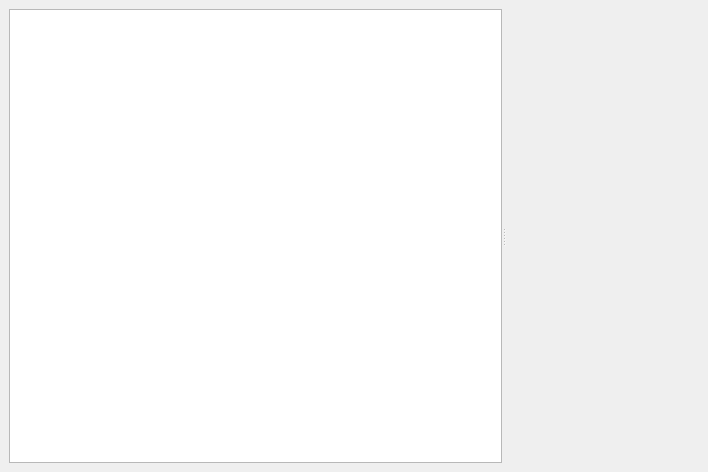
Qt form BartleBlog/ui/main_config.ui (ralsina/ra-blog) before a commit.
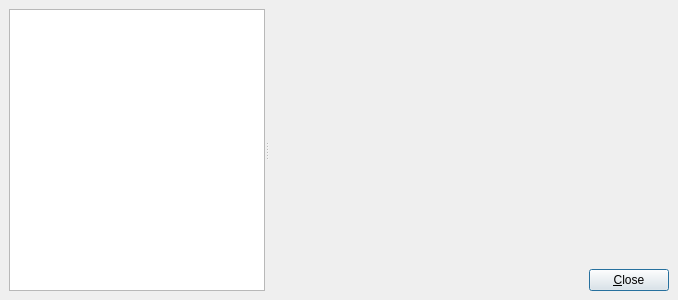
The same form after that commit.

Commit message: The config dialog-withwidgets-inside thingie works, except for some width problems

Patch:
```diff
--- a/BartleBlog/ui/main_config.ui
+++ b/BartleBlog/ui/main_config.ui
@@ -5,8 +5,8 @@
    <rect>
     <x>0</x>
     <y>0</y>
-    <width>708</width>
-    <height>472</height>
+    <width>400</width>
+    <height>300</height>
    </rect>
   </property>
   <property name="windowTitle" >
@@ -27,20 +27,76 @@
      <widget class="QListWidget" name="list" >
       <property name="sizePolicy" >
        <sizepolicy>
-        <hsizetype>7</hsizetype>
+        <hsizetype>3</hsizetype>
         <vsizetype>7</vsizetype>
         <horstretch>0</horstretch>
         <verstretch>0</verstretch>
        </sizepolicy>
       </property>
      </widget>
-     <widget class="QFrame" name="frame" >
-      <property name="frameShape" >
-       <enum>QFrame::NoFrame</enum>
-      </property>
-      <property name="frameShadow" >
-       <enum>QFrame::Raised</enum>
-      </property>
+     <widget class="QWidget" name="layoutWidget" >
+      <layout class="QVBoxLayout" >
+       <property name="margin" >
+        <number>0</number>
+       </property>
+       <property name="spacing" >
+        <number>0</number>
+       </property>
+       <item>
+        <widget class="QFrame" name="frame" >
+         <property name="sizePolicy" >
+          <sizepolicy>
+           <hsizetype>7</hsizetype>
+           <vsizetype>5</vsizetype>
+           <horstretch>4</horstretch>
+           <verstretch>0</verstretch>
+          </sizepolicy>
+         </property>
+         <property name="minimumSize" >
+          <size>
+           <width>400</width>
+           <height>16</height>
+          </size>
+         </property>
+         <property name="frameShape" >
+          <enum>QFrame::NoFrame</enum>
+         </property>
+         <property name="frameShadow" >
+          <enum>QFrame::Raised</enum>
+         </property>
+        </widget>
+       </item>
+       <item>
+        <layout class="QHBoxLayout" >
+         <property name="margin" >
+          <number>0</number>
+         </property>
+         <property name="spacing" >
+          <number>6</number>
+         </property>
+         <item>
+          <spacer>
+           <property name="orientation" >
+            <enum>Qt::Horizontal</enum>
+           </property>
+           <property name="sizeHint" >
+            <size>
+             <width>40</width>
+             <height>20</height>
+            </size>
+           </property>
+          </spacer>
+         </item>
+         <item>
+          <widget class="QPushButton" name="pushButton" >
+           <property name="text" >
+            <string>&amp;Close</string>
+           </property>
+          </widget>
+         </item>
+        </layout>
+       </item>
+      </layout>
      </widget>
     </widget>
    </item>
```
Left out of the diff: 25 changed lines with no effect on the pictures. The commit also changes 14 other files.
